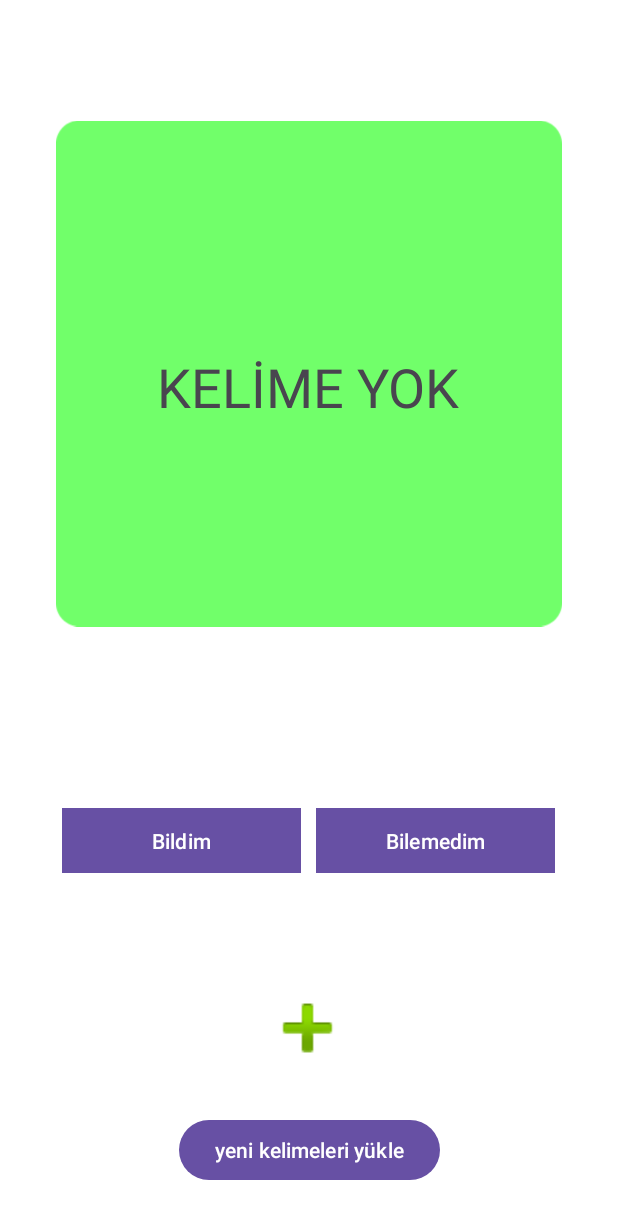
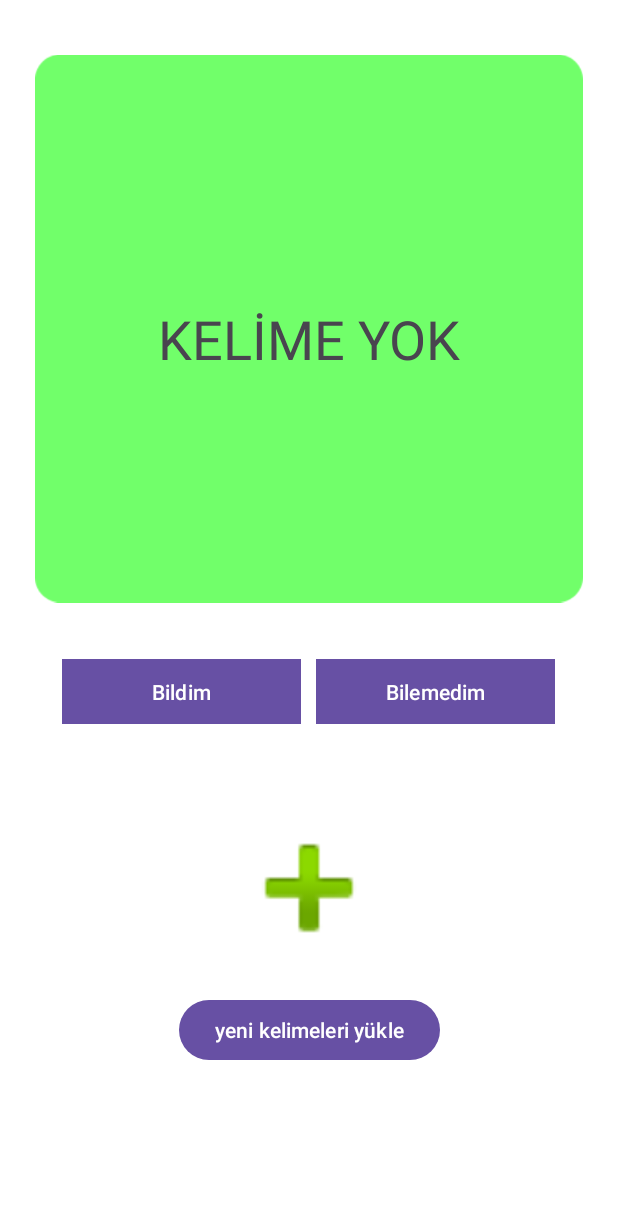
Before and after one commit to korsanadam1939/SpeakEasy, an Android app: the Quiz screen opened directly, with no data from a screen before it, after a tap on "Bildim", on a phone screen of 412 x 824 dp. Shown: the top 1219 px of the screen. Run offline under Robolectric (Android 15) with nearby library versions, the phone set to English and light mode, and no system bars.

Commit message:
bugları düzeltme
bugları düzelttim

```diff
--- a/SpeakEasy2/app/src/main/java/com/erdemakgul/speakeasy/DataManager.java
+++ b/SpeakEasy2/app/src/main/java/com/erdemakgul/speakeasy/DataManager.java
@@ -48,11 +48,12 @@ public class DataManager {
 
         return result;
     }
-    public int iddondur(String word) {
+    public int iddondur(String word,int a) {
         int result = -1; // Varsayılan döndürme değeri (bulunamadı)
 
         SQLiteDatabase db = dbHelper.getReadableDatabase();
 
+        if(a==1){
             // SQL sorgusu: firstword sütununda verilen 'word' değeri ile eşleşen id'yi getirir
             Cursor cursor = db.rawQuery("SELECT id FROM kelimeler WHERE firstword = ?", new String[]{word});
 
@@ -69,6 +70,28 @@ public class DataManager {
             db.close();
 
             return result;
+        }
+        else {
+            // SQL sorgusu: firstword sütununda verilen 'word' değeri ile eşleşen id'yi getirir
+            Cursor cursor = db.rawQuery("SELECT id FROM kelimeler WHERE secondword = ?", new String[]{word});
+
+            if (cursor != null && cursor.moveToFirst()) {
+                int idIx = cursor.getColumnIndex("id");
+                // 'id' kolonundan değer al
+                result = cursor.getInt(idIx);
+            }
+
+            // Cursor ve database bağlantısını kapat
+            if (cursor != null) {
+                cursor.close();
+            }
+            db.close();
+
+            return result;
+
+        }
+
+
     }
 
     public void listeyeekle(){
--- a/SpeakEasy2/app/src/main/java/com/erdemakgul/speakeasy/Ekle.java
+++ b/SpeakEasy2/app/src/main/java/com/erdemakgul/speakeasy/Ekle.java
@@ -76,7 +76,7 @@ public class Ekle extends AppCompatActivity {
             dataManager.addEntry(firstWord, secondWord);
 
 
-            int idvalue=dataManager.iddondur(firstWord);
+            int idvalue=dataManager.iddondur(firstWord,1);
 
             System.out.println(numbers);
             dataManager.printEntries(idvalue);
--- a/SpeakEasy2/app/src/main/java/com/erdemakgul/speakeasy/Quiz.java
+++ b/SpeakEasy2/app/src/main/java/com/erdemakgul/speakeasy/Quiz.java
@@ -1,6 +1,7 @@
 package com.erdemakgul.speakeasy;
 
 import android.content.Intent;
+import android.graphics.drawable.Drawable;
 import android.os.Bundle;
 import android.view.View;
 import android.widget.ImageView;
@@ -8,6 +9,7 @@ import android.widget.TextView;
 
 import androidx.activity.EdgeToEdge;
 import androidx.appcompat.app.AppCompatActivity;
+import androidx.core.content.ContextCompat;
 import androidx.core.graphics.Insets;
 import androidx.core.view.ViewCompat;
 import androidx.core.view.WindowInsetsCompat;
@@ -75,14 +77,42 @@ public class Quiz extends AppCompatActivity {
 
     }
     public void bildim(View view){
+        // ImageView nesnesini al
 
+
+// Görselin kaynak id'sini kontrol etmek için
+        int expectedDrawableId = R.drawable.quizz; // Kontrol etmek istediğiniz görselin id'si
+        Drawable currentDrawable = myImageView.getDrawable();
+
+        if (currentDrawable != null && currentDrawable.getConstantState() != null) {
+            Drawable expectedDrawable = ContextCompat.getDrawable(this, expectedDrawableId);
+
+            if (expectedDrawable != null && expectedDrawable.getConstantState() != null &&
+                    currentDrawable.getConstantState().equals(expectedDrawable.getConstantState())) {
+                System.out.println("sarı");
                 String metin = textView.getText().toString();
-        int id=dataManager.iddondur(metin);
+                int id=dataManager.iddondur(metin,2);
                 dataManager.deleteEntry(id);
                 Ekle.numbers.removeAll(Collections.singleton(id));
                 kelimeayarla();
                 myImageView.setClickable(true);
                 renkyesil();
+
+
+            } else {
+
+                String metin = textView.getText().toString();
+                int id=dataManager.iddondur(metin,1);
+                dataManager.deleteEntry(id);
+                Ekle.numbers.removeAll(Collections.singleton(id));
+                kelimeayarla();
+                myImageView.setClickable(true);
+                renkyesil();            }
+        } else {
+            System.out.println("görsel yok");
+        }
+
+
 
     }
     public void bilemedim(View view){
--- a/SpeakEasy2/app/src/main/res/layout/activity_main.xml
+++ b/SpeakEasy2/app/src/main/res/layout/activity_main.xml
@@ -12,7 +12,7 @@
     <ImageView
         android:layout_width="match_parent"
         android:layout_height="310dp"
-        android:src="@drawable/speakeasy">
+        android:src="@drawable/speak">
 
     </ImageView>
 
--- a/SpeakEasy2/app/src/main/res/layout/activity_quiz.xml
+++ b/SpeakEasy2/app/src/main/res/layout/activity_quiz.xml
@@ -11,32 +11,26 @@
     <ImageView
         android:id="@+id/imageView3"
         android:layout_width="0dp"
-        android:layout_height="394dp"
-        android:layout_marginStart="37dp"
-        android:layout_marginTop="52dp"
-        android:layout_marginEnd="37dp"
+        android:layout_height="378dp"
+        android:layout_marginStart="23dp"
+        android:layout_marginEnd="23dp"
         android:onClick="card"
+        app:layout_constraintBottom_toTopOf="@+id/linearLayout2"
         app:layout_constraintEnd_toEndOf="parent"
-        app:layout_constraintHorizontal_bias="1.0"
         app:layout_constraintStart_toStartOf="parent"
-        app:layout_constraintTop_toTopOf="parent"
         app:srcCompat="@drawable/tablo" />
 
     <LinearLayout
         android:id="@+id/linearLayout2"
-        android:layout_width="match_parent"
+        android:layout_width="0dp"
         android:layout_height="0dp"
-        android:layout_marginStart="1dp"
-        android:layout_marginTop="494dp"
-        android:layout_marginEnd="1dp"
-        android:layout_marginBottom="115dp"
+        android:layout_marginBottom="24dp"
         android:gravity="center"
         android:orientation="horizontal"
-        app:layout_constraintBottom_toTopOf="@+id/button2"
+        app:layout_constraintBottom_toTopOf="@+id/imageView"
         app:layout_constraintEnd_toEndOf="parent"
-        app:layout_constraintHorizontal_bias="0.0"
         app:layout_constraintStart_toStartOf="parent"
-        app:layout_constraintTop_toTopOf="parent">
+        app:layout_constraintTop_toBottomOf="@+id/kelimeyazi">
 
         <Button
             android:id="@+id/button3"
@@ -58,13 +52,12 @@
 
     <ImageView
         android:id="@+id/imageView"
-        android:layout_width="127dp"
-        android:layout_height="60dp"
-        android:layout_marginBottom="81dp"
+        android:layout_width="160dp"
+        android:layout_height="0dp"
+        android:layout_marginBottom="17dp"
         android:onClick="ekle"
-        app:layout_constraintBottom_toBottomOf="parent"
+        app:layout_constraintBottom_toTopOf="@+id/button2"
         app:layout_constraintEnd_toEndOf="parent"
-        app:layout_constraintHorizontal_bias="0.496"
         app:layout_constraintStart_toStartOf="parent"
         app:layout_constraintTop_toBottomOf="@+id/linearLayout2"
         app:srcCompat="@android:drawable/ic_input_add" />
@@ -73,24 +66,25 @@
         android:id="@+id/kelimeyazi"
         android:layout_width="wrap_content"
         android:layout_height="wrap_content"
-        android:layout_marginBottom="164dp"
+        android:layout_marginTop="201dp"
+        android:layout_marginBottom="158dp"
         android:text="kelime yok"
         android:textSize="36sp"
-        app:layout_constraintBottom_toBottomOf="@+id/imageView3"
+        app:layout_constraintBottom_toTopOf="@+id/linearLayout2"
         app:layout_constraintEnd_toEndOf="parent"
-        app:layout_constraintHorizontal_bias="0.497"
-        app:layout_constraintStart_toStartOf="parent" />
+        app:layout_constraintStart_toStartOf="parent"
+        app:layout_constraintTop_toTopOf="parent" />
 
     <Button
         android:id="@+id/button2"
         android:layout_width="wrap_content"
         android:layout_height="wrap_content"
-        android:layout_marginBottom="33dp"
+        android:layout_marginBottom="113dp"
         android:onClick="yenile"
         android:text="yeni kelimeleri yükle"
         app:layout_constraintBottom_toBottomOf="parent"
         app:layout_constraintEnd_toEndOf="parent"
         app:layout_constraintStart_toStartOf="parent"
-        app:layout_constraintTop_toBottomOf="@+id/linearLayout2" />
+        app:layout_constraintTop_toBottomOf="@+id/imageView" />
 
 </androidx.constraintlayout.widget.ConstraintLayout>
```
Also changed, not shown: SpeakEasy2/app/src/main/res/drawable/speak.png (added). Lines whose indentation alone changed are shown as unchanged.
